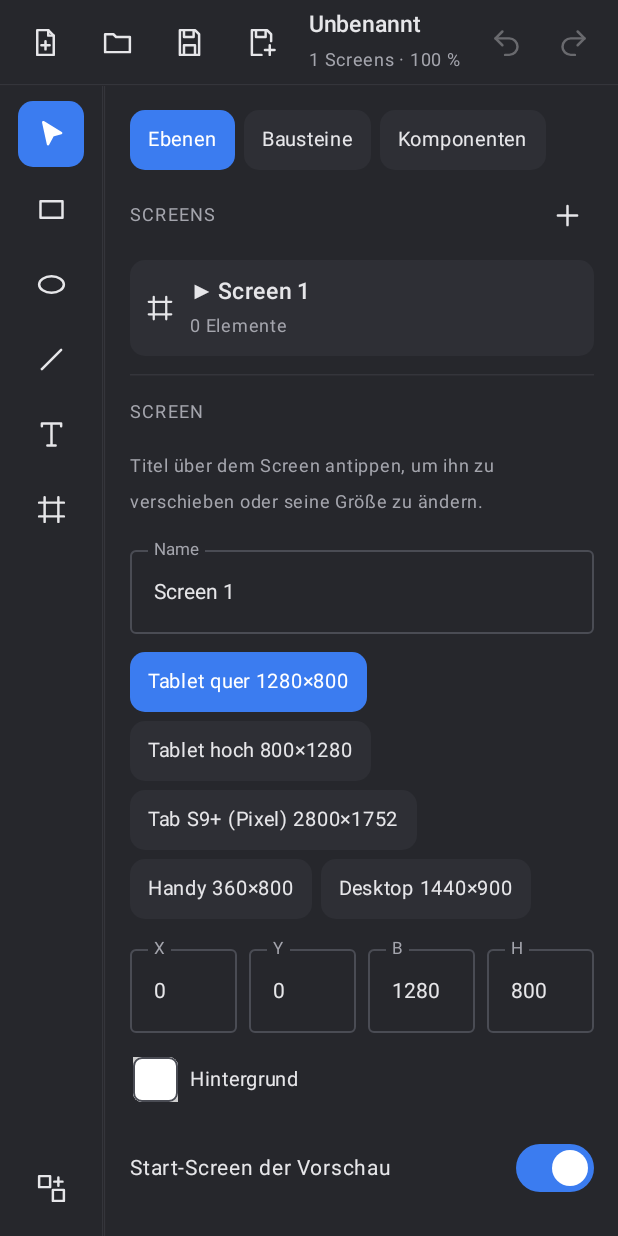
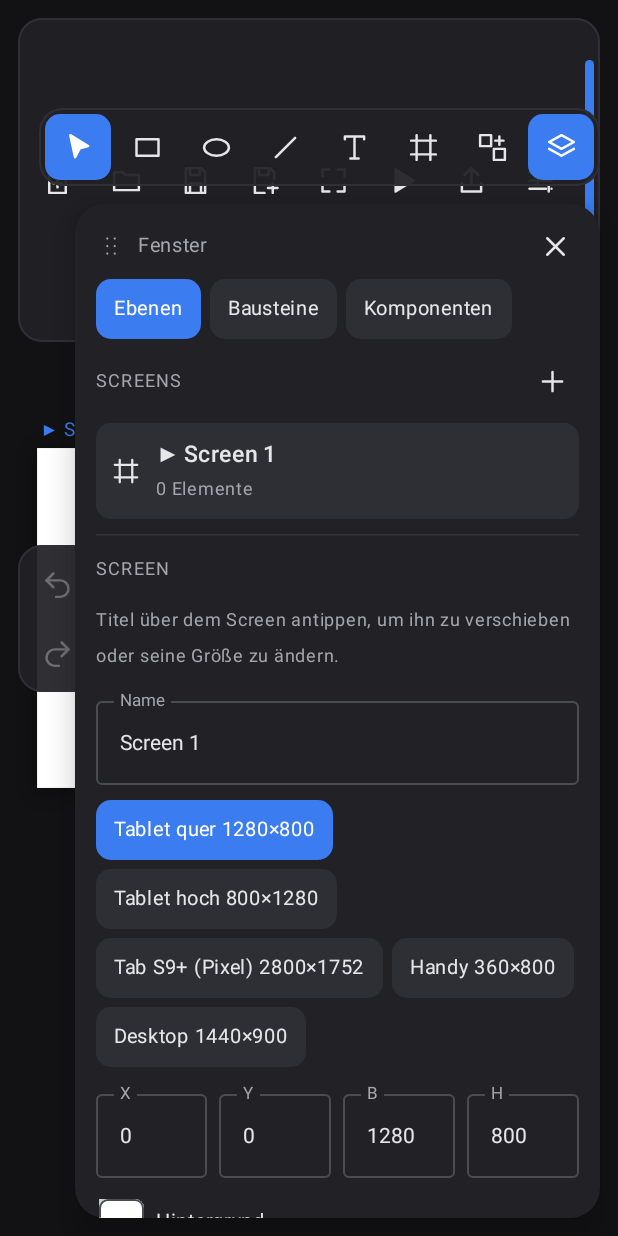
Before and after one commit to davscha/raster-xd-clone, an Android app built with Jetpack Compose: the screen it shows after launch (MainActivity), on a phone screen of 412 x 824 dp. Run offline under Robolectric (Android 15) with nearby library versions, the phone set to English and light mode, and no system bars.

Commit message:
Schwebend-Layout und Texteingabe in der Vorschau
Zweite Oberfläche wie in Lasur und Kontur: Arbeitsfläche im Vollbild,
schwebende Leisten und ein verschiebbares Fenster. Einstellung Studio,
Schwebend oder Automatisch (quer Studio, hoch Schwebend).
In der Vorschau lassen sich Eingabefelder jetzt mit der Tastatur beschreiben.

Co-Authored-By: Claude Opus 5.5 <noreply@anthropic.com>
Claude-Session: https://claude.ai/code/session_01LwRy23M5SBQ4zXkWBSWifH

```diff
--- a/app/build.gradle.kts
+++ b/app/build.gradle.kts
@@ -12,8 +12,8 @@ android {
         applicationId = "de.davscha.raster"
         minSdk = 29
         targetSdk = 35
-        versionCode = 2
-        versionName = "0.2.0"
+        versionCode = 3
+        versionName = "0.3.0"
     }
 
     buildTypes {
--- a/app/src/main/java/de/davscha/raster/EditorState.kt
+++ b/app/src/main/java/de/davscha/raster/EditorState.kt
@@ -67,6 +67,10 @@ class EditorState(val settings: AppSettings) {
     var mode by mutableStateOf(Mode.DESIGN)
         private set
     var tab by mutableStateOf(PanelTab.LAYERS)
+
+    /** Schwebend-Layout: Fenster offen und seine Lage (null = Standardplatz). */
+    var panelOpen by mutableStateOf(true)
+    var panelPos by mutableStateOf<Offset?>(null)
 
     /** Wird gerade eine Komponente bearbeitet? Dann zeigt die Arbeitsfläche nur sie. */
     var editingComponent by mutableStateOf<String?>(null)
--- a/app/src/main/java/de/davscha/raster/render/Renderer.kt
+++ b/app/src/main/java/de/davscha/raster/render/Renderer.kt
@@ -25,6 +25,7 @@ import kotlin.math.min
  */
 class LiveState {
     val values = HashMap<String, Float>()
+    val texts = HashMap<String, String>()
     var focused: String? = null
     var pressed: String? = null
     var hints = false
@@ -110,7 +111,7 @@ class Renderer {
             c.saveLayerAlpha(b, alpha)
         } else c.save()
         c.translate(e.x, e.y)
-        val text = ov?.get("${e.id}.text") ?: e.text
+        val text = live?.texts?.get(e.id) ?: ov?.get("${e.id}.text") ?: e.text
         val fill = ov?.get("${e.id}.fill")?.let { RasterJson.parseColor(it) } ?: e.fill
         val value = live?.values?.get(e.id) ?: e.value
         drawContent(c, e, text, fill, value, doc, depth)
--- a/app/src/main/java/de/davscha/raster/settings/AppSettings.kt
+++ b/app/src/main/java/de/davscha/raster/settings/AppSettings.kt
@@ -3,12 +3,28 @@ package de.davscha.raster.settings
 import android.content.Context
 import androidx.compose.runtime.mutableStateOf
 
+enum class LayoutMode(val label: String, val description: String) {
+    STUDIO("Studio", "Feste Werkzeugleiste links, Ebenen und Eigenschaften rechts – klassisch wie XD."),
+    FLOATING("Schwebend", "Die Arbeitsfläche füllt den Bildschirm, Werkzeuge schweben in kleinen Leisten."),
+    AUTO("Automatisch", "Querformat: Studio. Hochformat: Schwebend."),
+}
+
 /** Dauerhafte Einstellungen, gespeichert in SharedPreferences. */
 class AppSettings(context: Context) {
     private val prefs = context.getSharedPreferences("raster", Context.MODE_PRIVATE)
 
+    private val layoutState = mutableStateOf(
+        LayoutMode.entries.getOrElse(prefs.getInt("layout", 2)) { LayoutMode.AUTO },
+    )
     private val fingerDrawsState = mutableStateOf(prefs.getBoolean("fingerDraws", false))
     private val snapState = mutableStateOf(prefs.getBoolean("snap", true))
+
+    var layout: LayoutMode
+        get() = layoutState.value
+        set(value) {
+            layoutState.value = value
+            prefs.edit().putInt("layout", value.ordinal).apply()
+        }
 
     /** Aus: nur der Stift zeichnet, Finger verschieben und zoomen die Ansicht. */
     var fingerDraws: Boolean
--- a/app/src/main/java/de/davscha/raster/ui/Components.kt
+++ b/app/src/main/java/de/davscha/raster/ui/Components.kt
@@ -190,8 +190,8 @@ fun Pill(modifier: Modifier = Modifier, content: @Composable () -> Unit) {
     Surface(
         modifier = modifier,
         shape = RoundedCornerShape(16.dp),
-        color = RasterColors.StudioPanel,
-        border = BorderStroke(1.dp, RasterColors.StudioLine),
+        color = RasterColors.FloatingPill,
+        border = BorderStroke(1.dp, RasterColors.FloatingLine),
     ) {
         Box(Modifier.padding(4.dp)) { content() }
     }
--- /dev/null
+++ b/app/src/main/java/de/davscha/raster/ui/FloatingLayout.kt
@@ -0,0 +1,133 @@
+package de.davscha.raster.ui
+
+import androidx.compose.foundation.background
+import androidx.compose.foundation.gestures.detectDragGestures
+import androidx.compose.foundation.gestures.detectTapGestures
+import androidx.compose.foundation.layout.Arrangement
+import androidx.compose.foundation.layout.BoxWithConstraints
+import androidx.compose.foundation.layout.Column
+import androidx.compose.foundation.layout.Row
+import androidx.compose.foundation.layout.Spacer
+import androidx.compose.foundation.layout.fillMaxSize
+import androidx.compose.foundation.layout.fillMaxWidth
+import androidx.compose.foundation.layout.heightIn
+import androidx.compose.foundation.layout.offset
+import androidx.compose.foundation.layout.padding
+import androidx.compose.foundation.layout.size
+import androidx.compose.foundation.layout.width
+import androidx.compose.foundation.rememberScrollState
+import androidx.compose.foundation.shape.RoundedCornerShape
+import androidx.compose.foundation.verticalScroll
+import androidx.compose.material3.Icon
+import androidx.compose.material3.Surface
+import androidx.compose.material3.Text
+import androidx.compose.runtime.Composable
+import androidx.compose.ui.Alignment
+import androidx.compose.ui.Modifier
+import androidx.compose.ui.geometry.Offset
+import androidx.compose.ui.input.pointer.pointerInput
+import androidx.compose.ui.platform.LocalDensity
+import androidx.compose.ui.unit.IntOffset
+import androidx.compose.ui.unit.dp
+import androidx.compose.ui.unit.sp
+import de.davscha.raster.EditorState
+import de.davscha.raster.Mode
+import kotlin.math.roundToInt
+
+/** Variante B wie in Lasur und Kontur: Arbeitsfläche im Vollbild, Werkzeuge schweben darüber. */
+@Composable
+fun FloatingLayout(state: EditorState, actions: EditorActions) {
+    BoxWithConstraints(Modifier.fillMaxSize().background(RasterColors.FloatingBackground)) {
+        RasterCanvas(state, Modifier.fillMaxSize())
+        val narrow = maxWidth < 1000.dp
+
+        // Oben links: Datei, Ansicht, Vorschau
+        Pill(Modifier.align(Alignment.TopStart).padding(12.dp)) {
+            Row(horizontalArrangement = Arrangement.spacedBy(2.dp), verticalAlignment = Alignment.CenterVertically) {
+                ToolButton(RasterIcons.NewFile, "Neues Projekt") { state.showNew = true }
+                ToolButton(RasterIcons.Open, "Öffnen") { actions.open() }
+                ToolButton(RasterIcons.Save, "Speichern") { actions.save() }
+                ToolButton(RasterIcons.SaveAs, "Speichern unter") { actions.saveAs() }
+                ToolButton(RasterIcons.Fit, "Alles zeigen") { state.fitAll() }
+                ToolButton(RasterIcons.Play, "Vorschau") { state.openPreview() }
+                ToolButton(RasterIcons.Export, "Exportieren") { actions.export() }
+                ToolButton(RasterIcons.Settings, "Einstellungen") { state.showSettings = true }
+                Spacer(Modifier.width(4.dp))
+                Mode.entries.forEach { m -> Choice(m.label, state.mode == m) { state.switchMode(m) } }
+            }
+        }
+
+        // Oben rechts: Werkzeuge. Schmal (Hochformat): unter die Dateileiste rücken
+        Pill(Modifier.align(Alignment.TopEnd).padding(start = 12.dp, end = 12.dp, top = if (narrow) 72.dp else 12.dp)) {
+            Row(horizontalArrangement = Arrangement.spacedBy(2.dp), verticalAlignment = Alignment.CenterVertically) {
+                ToolButtons(state)
+                ToolButton(RasterIcons.Multi, "Mehrfachauswahl", selected = state.multiSelect) { state.multiSelect = !state.multiSelect }
+                ToolButton(RasterIcons.Layers, "Fenster", selected = state.panelOpen) { state.panelOpen = !state.panelOpen }
+            }
+        }
+
+        // Links: Rückgängig für den Daumen
+        Pill(Modifier.align(Alignment.CenterStart).padding(start = 12.dp)) {
+            Column(verticalArrangement = Arrangement.spacedBy(2.dp)) {
+                ToolButton(RasterIcons.Undo, "Rückgängig", enabled = state.canUndo) { state.undo() }
+                ToolButton(RasterIcons.Redo, "Wiederholen", enabled = state.canRedo) { state.redo() }
+            }
+        }
+
+        // Ebenen, Bausteine, Komponenten und Eigenschaften als verschiebbares Fenster:
+        // an der Kopfzeile ziehen, doppelt tippen setzt es zurück
+        if (state.panelOpen) {
+            val density = LocalDensity.current
+            val panelW = with(density) { 350.dp.toPx() }
+            val margin = with(density) { 12.dp.toPx() }
+            val topDefault = with(density) { (if (narrow) 136.dp else 76.dp).toPx() }
+            val areaW = with(density) { maxWidth.toPx() }
+            val areaH = with(density) { maxHeight.toPx() }
+            val pos = state.panelPos ?: Offset(areaW - panelW - margin, topDefault)
+            val x = pos.x.coerceIn(0f, (areaW - panelW).coerceAtLeast(0f))
+            val y = pos.y.coerceIn(0f, (areaH - with(density) { 120.dp.toPx() }).coerceAtLeast(0f))
+            Surface(
+                modifier = Modifier
+                    .offset { IntOffset(x.roundToInt(), y.roundToInt()) }
+                    .width(350.dp)
+                    .heightIn(max = (maxHeight - with(density) { y.toDp() } - 12.dp).coerceIn(160.dp, 760.dp)),
+                shape = RoundedCornerShape(20.dp),
+                color = RasterColors.FloatingSurface,
+                shadowElevation = 12.dp,
+            ) {
+                Column {
+                    Row(
+                        Modifier
+                            .fillMaxWidth()
+                            .pointerInput(Unit) { detectTapGestures(onDoubleTap = { state.panelPos = null }) }
+                            .pointerInput(Unit) {
+                                detectDragGestures { change, drag ->
+                                    change.consume()
+                                    val cur = state.panelPos ?: Offset(x, y)
+                                    state.panelPos = cur + drag
+                                }
+                            }
+                            .padding(start = 14.dp, end = 8.dp, top = 6.dp),
+                        verticalAlignment = Alignment.CenterVertically,
+                    ) {
+                        Icon(RasterIcons.Grip, contentDescription = "Fenster verschieben", tint = RasterColors.Muted, modifier = Modifier.size(20.dp))
+                        Spacer(Modifier.width(8.dp))
+                        Text("Fenster", fontSize = 13.sp, color = RasterColors.Muted)
+                        Spacer(Modifier.weight(1f))
+                        ToolButton(RasterIcons.Close, "Fenster schließen") { state.panelOpen = false }
+                    }
+                    Column(
+                        Modifier
+                            .verticalScroll(rememberScrollState())
+                            .padding(start = 14.dp, end = 14.dp, bottom = 14.dp),
+                        verticalArrangement = Arrangement.spacedBy(10.dp),
+                    ) {
+                        SidePanel(state)
+                    }
+                }
+            }
+        }
+
+        ComponentEditBar(state, Modifier.align(Alignment.BottomCenter).padding(16.dp))
+    }
+}
--- a/app/src/main/java/de/davscha/raster/ui/RasterApp.kt
+++ b/app/src/main/java/de/davscha/raster/ui/RasterApp.kt
@@ -1,6 +1,7 @@
 package de.davscha.raster.ui
 
 import android.content.Context
+import android.content.res.Configuration
 import android.net.Uri
 import android.widget.Toast
 import androidx.activity.compose.rememberLauncherForActivityResult
@@ -17,6 +18,7 @@ import androidx.compose.runtime.LaunchedEffect
 import androidx.compose.runtime.remember
 import androidx.compose.runtime.rememberCoroutineScope
 import androidx.compose.ui.Modifier
+import androidx.compose.ui.platform.LocalConfiguration
 import androidx.compose.ui.platform.LocalContext
 import androidx.lifecycle.Lifecycle
 import androidx.lifecycle.LifecycleEventObserver
@@ -26,6 +28,7 @@ import de.davscha.raster.io.Exporter
 import de.davscha.raster.io.ProjectStore
 import de.davscha.raster.io.RasterJson
 import de.davscha.raster.settings.AppSettings
+import de.davscha.raster.settings.LayoutMode
 import kotlinx.coroutines.CoroutineScope
 import kotlinx.coroutines.Dispatchers
 import kotlinx.coroutines.delay
@@ -149,14 +152,22 @@ fun RasterApp(settings: AppSettings) {
         }
     }
 
-    RasterTheme {
+    // „Automatisch“: Querformat Studio, Hochformat Schwebend
+    val landscape = LocalConfiguration.current.orientation == Configuration.ORIENTATION_LANDSCAPE
+    val layout = when (settings.layout) {
+        LayoutMode.AUTO -> if (landscape) LayoutMode.STUDIO else LayoutMode.FLOATING
+        else -> settings.layout
+    }
+    val floating = layout == LayoutMode.FLOATING
+
+    RasterTheme(floating) {
         Box(
             Modifier
                 .fillMaxSize()
-                .background(RasterColors.StudioBackground)
+                .background(if (floating) RasterColors.FloatingBackground else RasterColors.StudioBackground)
                 .windowInsetsPadding(WindowInsets.safeDrawing),
         ) {
-            StudioLayout(state, actions)
+            if (floating) FloatingLayout(state, actions) else StudioLayout(state, actions)
             state.previewStart?.let { start ->
                 PreviewOverlay(state, start) { state.previewStart = null }
             }
--- a/app/src/main/java/de/davscha/raster/ui/RasterIcons.kt
+++ b/app/src/main/java/de/davscha/raster/ui/RasterIcons.kt
@@ -79,6 +79,8 @@ object RasterIcons {
     val EyeOff by lazy { icon("eyeOff", "M2 12s4-7 10-7 10 7 10 7-4 7-10 7S2 12 2 12z", "M3 3l18 18") }
     val Lock by lazy { icon("lock", "M5 11h14v10H5z", "M8 11V7a4 4 0 0 1 8 0v4") }
     val Unlock by lazy { icon("unlock", "M5 11h14v10H5z", "M8 11V7a4 4 0 0 1 7.5-2") }
+    val Grip by lazy { icon("grip", "M9 6h.01M15 6h.01M9 12h.01M15 12h.01M9 18h.01M15 18h.01") }
+    val Layers by lazy { icon("layers", "M12 3l9 5-9 5-9-5 9-5z", "M3 13l9 5 9-5") }
     val Plus by lazy { icon("plus", "M12 5v14M5 12h14") }
     val Close by lazy { icon("close", "M6 6l12 12M18 6L6 18") }
     val Check by lazy { icon("check", "M5 12l5 5 9-10") }
--- a/app/src/main/java/de/davscha/raster/ui/StudioLayout.kt
+++ b/app/src/main/java/de/davscha/raster/ui/StudioLayout.kt
@@ -106,17 +106,7 @@ fun StudioLayout(state: EditorState, actions: EditorActions) {
                 horizontalAlignment = Alignment.CenterHorizontally,
                 verticalArrangement = Arrangement.spacedBy(6.dp),
             ) {
-                val design = state.mode == Mode.DESIGN
-                ToolButton(RasterIcons.Select, "Auswahl", selected = state.tool == Tool.SELECT) { state.selectTool(Tool.SELECT) }
-                ToolButton(RasterIcons.Rect, "Rechteck", enabled = design, selected = state.tool == Tool.RECT) { state.selectTool(Tool.RECT) }
-                ToolButton(RasterIcons.Ellipse, "Ellipse", enabled = design, selected = state.tool == Tool.ELLIPSE) { state.selectTool(Tool.ELLIPSE) }
-                ToolButton(RasterIcons.Line, "Linie", enabled = design, selected = state.tool == Tool.LINE) { state.selectTool(Tool.LINE) }
-                ToolButton(RasterIcons.TextTool, "Text", enabled = design, selected = state.tool == Tool.TEXT) { state.selectTool(Tool.TEXT) }
-                ToolButton(
-                    RasterIcons.Screen, "Screen",
-                    enabled = design && state.editingComponent == null,
-                    selected = state.tool == Tool.SCREEN,
-                ) { state.selectTool(Tool.SCREEN) }
+                ToolButtons(state)
                 Spacer(Modifier.weight(1f))
                 ToolButton(RasterIcons.Multi, "Mehrfachauswahl", selected = state.multiSelect) { state.multiSelect = !state.multiSelect }
             }
@@ -125,20 +115,7 @@ fun StudioLayout(state: EditorState, actions: EditorActions) {
             // Arbeitsfläche
             Box(Modifier.weight(1f).fillMaxHeight()) {
                 RasterCanvas(state, Modifier.fillMaxSize())
-                val comp = state.editingComponent?.let { state.doc.component(it) }
-                if (comp != null) {
-                    ContextBar(Modifier.align(Alignment.BottomCenter).padding(16.dp)) {
-                        Row(verticalAlignment = Alignment.CenterVertically) {
-                            Icon(RasterIcons.Component, contentDescription = null, tint = MaterialTheme.colorScheme.onSurface)
-                            Text(
-                                "Komponente „${comp.name}“ bearbeiten",
-                                color = MaterialTheme.colorScheme.onSurface,
-                                modifier = Modifier.padding(horizontal = 12.dp),
-                            )
-                            Button(onClick = { state.finishComponentEdit() }) { Text("Fertig") }
-                        }
-                    }
-                }
+                ComponentEditBar(state, Modifier.align(Alignment.BottomCenter).padding(16.dp))
             }
             VerticalDivider(color = RasterColors.StudioLine)
 
@@ -157,3 +134,36 @@ fun StudioLayout(state: EditorState, actions: EditorActions) {
         }
     }
 }
+
+/** Leiste unten, solange eine Komponente bearbeitet wird. */
+@Composable
+fun ComponentEditBar(state: EditorState, modifier: Modifier = Modifier) {
+    val comp = state.editingComponent?.let { state.doc.component(it) } ?: return
+    ContextBar(modifier) {
+        Row(verticalAlignment = Alignment.CenterVertically) {
+            Icon(RasterIcons.Component, contentDescription = null, tint = MaterialTheme.colorScheme.onSurface)
+            Text(
+                "Komponente „${comp.name}“ bearbeiten",
+                color = MaterialTheme.colorScheme.onSurface,
+                modifier = Modifier.padding(horizontal = 12.dp),
+            )
+            Button(onClick = { state.finishComponentEdit() }) { Text("Fertig") }
+        }
+    }
+}
+
+/** Werkzeuge in der Reihenfolge der XD-Werkzeugleiste. */
+@Composable
+fun ToolButtons(state: EditorState) {
+    val design = state.mode == Mode.DESIGN
+    ToolButton(RasterIcons.Select, "Auswahl", selected = state.tool == Tool.SELECT) { state.selectTool(Tool.SELECT) }
+    ToolButton(RasterIcons.Rect, "Rechteck", enabled = design, selected = state.tool == Tool.RECT) { state.selectTool(Tool.RECT) }
+    ToolButton(RasterIcons.Ellipse, "Ellipse", enabled = design, selected = state.tool == Tool.ELLIPSE) { state.selectTool(Tool.ELLIPSE) }
+    ToolButton(RasterIcons.Line, "Linie", enabled = design, selected = state.tool == Tool.LINE) { state.selectTool(Tool.LINE) }
+    ToolButton(RasterIcons.TextTool, "Text", enabled = design, selected = state.tool == Tool.TEXT) { state.selectTool(Tool.TEXT) }
+    ToolButton(
+        RasterIcons.Screen, "Screen",
+        enabled = design && state.editingComponent == null,
+        selected = state.tool == Tool.SCREEN,
+    ) { state.selectTool(Tool.SCREEN) }
+}
--- a/app/src/main/java/de/davscha/raster/ui/Theme.kt
+++ b/app/src/main/java/de/davscha/raster/ui/Theme.kt
@@ -12,19 +12,23 @@ object RasterColors {
     val StudioLine = Color(0xFF34353B)
     val Accent = Color(0xFF3B7CF0)
     val Prototype = Color(0xFFFF8A4C)
+    val FloatingBackground = Color(0xFF121214)
+    val FloatingPill = Color(0xEE222226)
+    val FloatingLine = Color(0xFF2F2F35)
+    val FloatingSurface = Color(0xFF222226)
     val Text = Color(0xFFE6E6E9)
     val Muted = Color(0xFFA4A5AD)
 }
 
 @Composable
-fun RasterTheme(content: @Composable () -> Unit) {
+fun RasterTheme(floating: Boolean = false, content: @Composable () -> Unit) {
     val scheme = darkColorScheme(
         primary = RasterColors.Accent,
         onPrimary = Color.White,
         secondary = RasterColors.Prototype,
         onSecondary = Color(0xFF1A1A1A),
-        background = RasterColors.StudioBackground,
-        surface = RasterColors.StudioPanel,
+        background = if (floating) RasterColors.FloatingBackground else RasterColors.StudioBackground,
+        surface = if (floating) RasterColors.FloatingSurface else RasterColors.StudioPanel,
         surfaceVariant = Color(0xFF2E2F35),
         surfaceContainerHigh = Color(0xFF2A2B31),
         onSurface = RasterColors.Text,
```
Also changed, not shown: app/src/main/java/de/davscha/raster/ui/Dialogs.kt (+8 -2 lines), app/src/main/java/de/davscha/raster/ui/Preview.kt (+39 -0 lines), 2 other files.
